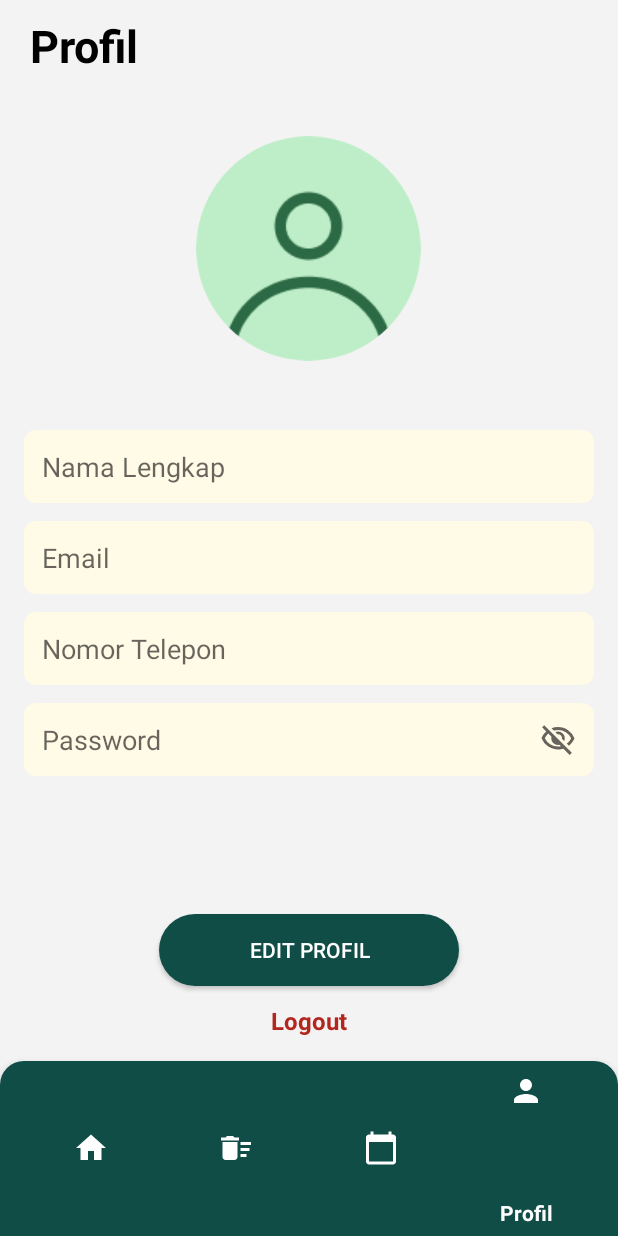
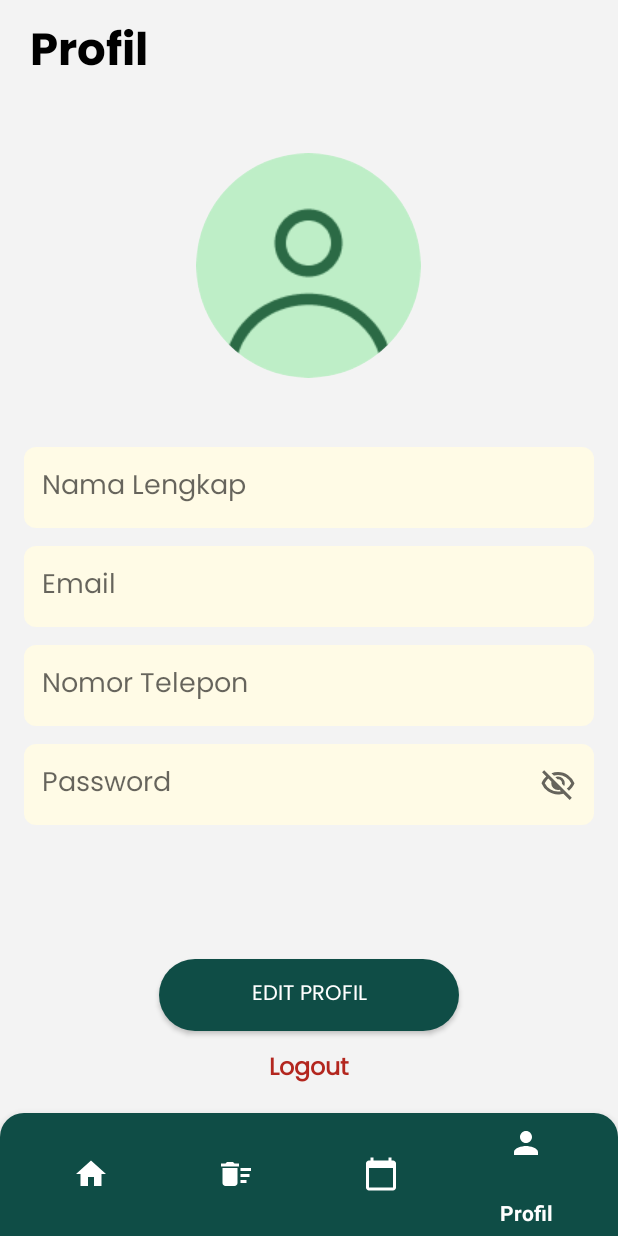
Before and after one commit to zihancahya30/Re-LIFE-APP, an Android app built with Jetpack Compose: the ProfilCustomer screen opened directly, with no data from a screen before it, on a phone screen of 412 x 824 dp. Run offline under Robolectric (Android 15) with nearby library versions, the phone set to English and light mode, and no system bars; our stand-ins replace CircleImageView, Firebase (no records; nobody signed in at launch, a user with empty details on screens opened directly).

Commit message:
profil kelar total

```diff
--- a/app/src/main/res/layout/profil_customer.xml
+++ b/app/src/main/res/layout/profil_customer.xml
@@ -19,7 +19,7 @@
             android:text="Profil"
             android:paddingLeft="20dp"
             android:textSize="30sp"
-            android:textStyle="bold"
+            android:fontFamily="@font/poppins_bold"
             android:layout_gravity="start"
             android:textColor="#000000" />
     </LinearLayout>
@@ -50,6 +50,7 @@
             android:id="@+id/et_nama_lengkap"
             android:layout_width="match_parent"
             android:layout_height="wrap_content"
+            android:fontFamily="@font/poppins_regular"
             android:hint="Nama Lengkap"
             android:background="@drawable/bg_text_field"
             android:padding="12dp"
@@ -59,6 +60,7 @@
             android:id="@+id/et_email"
             android:layout_width="match_parent"
             android:layout_height="wrap_content"
+            android:fontFamily="@font/poppins_regular"
             android:hint="Email"
             android:background="@drawable/bg_text_field"
             android:padding="12dp"
@@ -70,6 +72,7 @@
             android:id="@+id/et_nomor_telepon"
             android:layout_width="match_parent"
             android:layout_height="wrap_content"
+            android:fontFamily="@font/poppins_regular"
             android:layout_marginBottom="12dp"
             android:background="@drawable/bg_text_field"
             android:hint="Nomor Telepon"
@@ -84,6 +87,7 @@
                 android:id="@+id/et_password"
                 android:layout_width="match_parent"
                 android:layout_height="wrap_content"
+                android:fontFamily="@font/poppins_regular"
                 android:background="@drawable/bg_text_field"
                 android:hint="Password"
                 android:padding="12dp"
@@ -105,11 +109,12 @@
             android:id="@+id/btn_edit_profil"
             android:layout_width="200dp"
             android:layout_height="wrap_content"
+            android:fontFamily="@font/poppins_regular"
             android:background="@drawable/rounded_button"
             android:text="Edit Profil"
             android:textColor="#FFFFFF"
             android:layout_gravity="center_horizontal"
-            android:layout_marginTop="80dp"
+            android:layout_marginTop="77dp"
             android:layout_marginBottom="12dp" />
 
         <!-- Tombol Logout -->
@@ -117,6 +122,7 @@
             android:id="@+id/btn_logout"
             android:layout_width="wrap_content"
             android:layout_height="wrap_content"
+            android:fontFamily="@font/poppins_regular"
             android:text="Logout"
             android:textColor="@color/denybutton"
             android:layout_gravity="center_horizontal"
```
